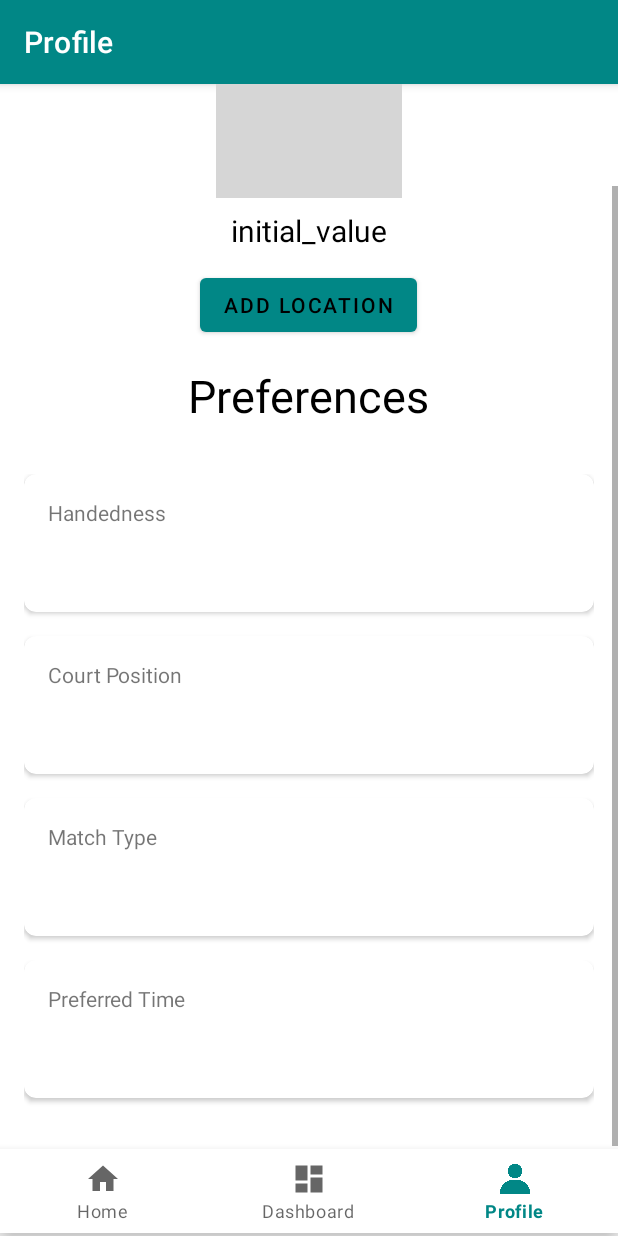
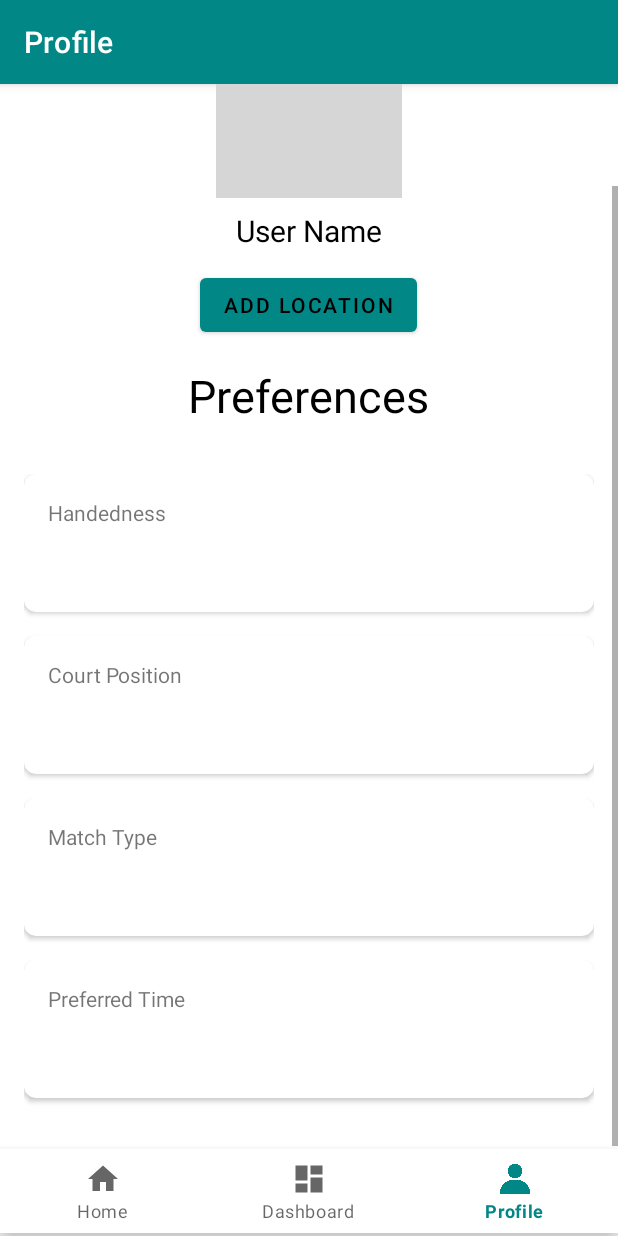
Before and after one commit to RafVanhoegaerden-s128965/paddel-app, an Android app: the ProfileFragment screen opened through its navigation route, scrolled down 75 dp, on a phone screen of 412 x 824 dp. Run offline under Robolectric (Android 15) with nearby library versions, the phone set to English and light mode, and no system bars; our stand-ins replace Firebase (no records; nobody signed in at launch, a user with empty details on screens opened directly), navigation-ui; grey boxes are pictures that could not be loaded.

Commit message:
Refactored code to MainActivity + userName integration but needs fixing

```diff
--- a/app/src/main/java/com/example/paddel_app/MainActivity.kt
+++ b/app/src/main/java/com/example/paddel_app/MainActivity.kt
@@ -12,11 +12,17 @@ import androidx.navigation.ui.AppBarConfiguration
 import androidx.navigation.ui.setupActionBarWithNavController
 import androidx.navigation.ui.setupWithNavController
 import com.example.paddel_app.databinding.ActivityMainBinding
+import com.example.paddel_app.model.User
+import com.example.paddel_app.ui.profile.ProfileViewModel
+import com.google.firebase.auth.FirebaseAuth
+import com.google.firebase.firestore.FirebaseFirestore
+import com.google.firebase.firestore.toObject
 
 class MainActivity : AppCompatActivity() {
 
     private lateinit var binding: ActivityMainBinding
     private lateinit var homeViewModel: HomeViewModel
+    private lateinit var profileViewModel: ProfileViewModel
 
     override fun onCreate(savedInstanceState: Bundle?) {
         super.onCreate(savedInstanceState)
@@ -25,7 +31,9 @@ class MainActivity : AppCompatActivity() {
         setContentView(binding.root)
 
         homeViewModel = ViewModelProvider(this).get(HomeViewModel::class.java)
+        profileViewModel = ViewModelProvider(this).get(ProfileViewModel::class.java)
 
+        //region NavigationBar
         val navView: BottomNavigationView = binding.navView
 
         val navController = findNavController(R.id.nav_host_fragment_activity_main)
@@ -37,14 +45,47 @@ class MainActivity : AppCompatActivity() {
             )
         )
 
-
         setupActionBarWithNavController(navController, appBarConfiguration)
         navView.setupWithNavController(navController)
+        //endregion
 
-        val intent = Intent(this, MainActivity::class.java)
+        getUser { user ->
+            if (user != null) {
+                Log.d("MainActivity", "User: ${user.firstName} ${user.lastName}")
+                profileViewModel.setUser(user)
+                profileViewModel.setUserName()
 
-        val userEmail = intent.getStringExtra("userEmail")
-        Log.d("MainActivity", "User email: $userEmail")
-        homeViewModel.setUserEmail(userEmail ?: "")
+            } else {
+                Log.e("MainActivity", "User is null")
+            }
+        }
+    }
+    private fun getUser(callback: (User?) -> Unit) {
+        // Create Firestore instance
+        val db = FirebaseFirestore.getInstance()
+
+        // Get userId
+        val user = FirebaseAuth.getInstance().currentUser
+        if (user != null) {
+            Log.d("currentUser", "user: ${user.email.toString()}")
+        }
+        val userId = user!!.uid
+
+        // Get document
+        val docRef = db.collection("user").document(userId)
+
+        // Get the User object
+        docRef.get().addOnSuccessListener { document ->
+            if (document != null && document.exists()) {
+                // Convert Firestore document to User object
+                val user = document.toObject<User>()
+                callback(user)
+            } else {
+                callback(null)
+            }
+        }.addOnFailureListener { e ->
+            Log.e("MainActivity.User", "Error getting document: $e")
+            callback(null)
+        }
     }
 }
--- a/app/src/main/java/com/example/paddel_app/SignUpActivity.kt
+++ b/app/src/main/java/com/example/paddel_app/SignUpActivity.kt
@@ -54,8 +54,7 @@ class SignUpActivity : AppCompatActivity() {
                                 "lastName" to newUser.lastName,
                                 "email" to newUser.email,
                                 "gender" to newUser.gender,
-                                "birthDate" to newUser.lastName,
-                                "email" to newUser.email,
+                                "birthDate" to newUser.birthDate,
                                 "bestHand" to newUser.bestHand,
                                 "courtPosition" to newUser.courtPosition,
                                 "matchType" to newUser.matchType,
--- a/app/src/main/java/com/example/paddel_app/enum/preferences.kt
+++ b/app/src/main/java/com/example/paddel_app/enum/preferences.kt
@@ -5,11 +5,11 @@ enum class Hand {
 }
 
 enum class CourtPosition {
-    SINGLES, DOUBLES
+    FOREHAND, BACKHAND
 }
 
 enum class MatchType {
-    SINGLES, DOUBLES, MIXED_DOUBLES
+    COMPETITIVE, FRIENDLY, BOTH
 }
 
 enum class PreferredTime {
--- a/app/src/main/java/com/example/paddel_app/model/user.kt
+++ b/app/src/main/java/com/example/paddel_app/model/user.kt
@@ -13,4 +13,7 @@ data class User(
     val courtPosition: CourtPosition? = null,
     val matchType: MatchType? = null,
     val preferredTime: PreferredTime? = null
-)
+) {
+    // No-argument constructor
+    constructor() : this("", "", "", "", "", "", null, null, null, null)
+}
--- a/app/src/main/java/com/example/paddel_app/ui/home/HomeFragment.kt
+++ b/app/src/main/java/com/example/paddel_app/ui/home/HomeFragment.kt
@@ -27,9 +27,5 @@ class HomeFragment : Fragment() {
 
         homeViewModel = ViewModelProvider(this).get(HomeViewModel::class.java)
 
-        homeViewModel.email.observe(viewLifecycleOwner, { userEmail ->
-            Log.d("HomeFragment", "Observer triggered. User email: $userEmail")
-            binding.textHome.text = "Welkom, $userEmail!"
-        })
     }
 }
--- a/app/src/main/java/com/example/paddel_app/ui/home/HomeViewModel.kt
+++ b/app/src/main/java/com/example/paddel_app/ui/home/HomeViewModel.kt
@@ -4,12 +4,4 @@ import androidx.lifecycle.ViewModel
 
 class HomeViewModel : ViewModel() {
 
-    // Gebruik MutableLiveData om de waarde dynamisch te kunnen wijzigen
-    private val _email = MutableLiveData<String>()
-    val email: LiveData<String> get() = _email
-
-    // Functie om de gebruikerse-mail in te stellen
-    fun setUserEmail(email: String) {
-        _email.value = email
-    }
 }
--- a/app/src/main/java/com/example/paddel_app/ui/profile/ProfileFragment.kt
+++ b/app/src/main/java/com/example/paddel_app/ui/profile/ProfileFragment.kt
@@ -10,6 +10,7 @@ import android.view.ViewGroup
 import android.widget.TextView
 import com.example.paddel_app.R
 import com.example.paddel_app.databinding.FragmentProfileBinding
+import com.example.paddel_app.model.User
 import com.google.firebase.auth.FirebaseAuth
 import com.google.firebase.firestore.FirebaseFirestore
 
@@ -27,55 +28,19 @@ class ProfileFragment : Fragment() {
 
         _binding = FragmentProfileBinding.inflate(inflater, container, false)
         val root: View = binding.root
-        val profileViewModel = ViewModelProvider(this).get(ProfileViewModel::class.java)
+        val profileViewModel = ViewModelProvider(this, ).get(ProfileViewModel::class.java)
 
-        val textView: TextView = binding.textProfile
-        profileViewModel.text.observe(viewLifecycleOwner) {
-            textView.text = it
+
+
+        // TextViews
+        val userNameTextView: TextView = binding.usernameProfile
+
+        // Observables
+        profileViewModel.userName.observe(viewLifecycleOwner) {userName ->
+            userNameTextView.text = userName
         }
 
-        val textName = textView.findViewById<TextView>(R.id.text_profile)
-
-        getName( { name ->
-            textName.text = name
-        }, textName)
-
         return root
-    }
-
-    fun getName(callback: (String?) -> Unit, textView: TextView) {
-        // Create Firestore instance
-        val db = FirebaseFirestore.getInstance()
-
-        // Get userId
-        val user = FirebaseAuth.getInstance().currentUser
-        if (user != null) {
-            Log.d("currentUser", "user: ${user.email.toString()}")
-        }
-        val userId = user!!.uid
-
-        // Get document
-        val docRef = db.collection("user").document(userId)
-
-        // Get the "name" field
-        docRef.get().addOnSuccessListener { document ->
-            if (document != null && document.exists()) {
-                // Check if the "name" field exists in the document
-                if (document.contains("firstName")) {
-                    // Retrieve the value of the "name" field
-                    val firstName = document.getString("firstName")
-                    if (firstName != null) {
-                        // Use the name as a string
-                        Log.d("Profile.FirstName", "firstName: $firstName")
-                        val profileViewModel = ViewModelProvider(this).get(ProfileViewModel::class.java)
-                        profileViewModel.testPassingName(firstName)
-                    }
-                }
-            }
-        }.addOnFailureListener { e ->
-            Log.e("Profile.Name", "Error getting document: $e")
-        }
-
     }
 
     override fun onDestroyView() {
--- a/app/src/main/java/com/example/paddel_app/ui/profile/ProfileViewModel.kt
+++ b/app/src/main/java/com/example/paddel_app/ui/profile/ProfileViewModel.kt
@@ -4,18 +4,27 @@ import android.util.Log
 import androidx.lifecycle.LiveData
 import androidx.lifecycle.MutableLiveData
 import androidx.lifecycle.ViewModel
+import com.example.paddel_app.MainActivity
+import com.example.paddel_app.model.User
 
-class ProfileViewModel : ViewModel() {
-    // TODO: Implement the ViewModel
-    private val _text = MutableLiveData<String>().apply { value = "initial_value" }
-    var text: LiveData<String> = _text
+class ProfileViewModel() : ViewModel() {
+    // Variables
+    private val _firstName = MutableLiveData<String>()
+    private val _lastName = MutableLiveData<String>()
+    private val _userName = MutableLiveData<String>()
+    val userName: MutableLiveData<String> get() = _userName
 
-    fun testPassingName(name: String) {
-        Log.d("testPassingName", name)
-        _text.value = name
+    // Functions
+    fun setUser(user : User){
+        Log.d("ProfileViewModel", "User: ${user.firstName} ${user.lastName}")
+        _firstName.value = user.firstName
+        _lastName.value = user.lastName
     }
+    fun setUserName(){
+        Log.d("ProfileViewModel.SetUserName", "User: ${_firstName.value} ${_lastName.value}")
 
+        val userName = "${_firstName.value} ${_lastName.value}"
 
-
-
+        _userName.value = userName
+    }
 }
--- a/app/src/main/res/layout/fragment_profile.xml
+++ b/app/src/main/res/layout/fragment_profile.xml
@@ -23,7 +23,7 @@
             android:layout_marginTop="20dp"/>
 
         <TextView
-            android:id="@+id/text_profile"
+            android:id="@+id/usernameProfile"
             android:layout_width="wrap_content"
             android:layout_height="wrap_content"
             android:layout_marginTop="8dp"
@@ -42,7 +42,7 @@
             android:background="@null"
             android:text="Add location"
             android:textColor="@color/black"
-            android:layout_below="@+id/text_profile"
+            android:layout_below="@+id/usernameProfile"
             android:layout_centerHorizontal="true"/>
         <TextView
             android:id="@+id/preferencesText"
```
